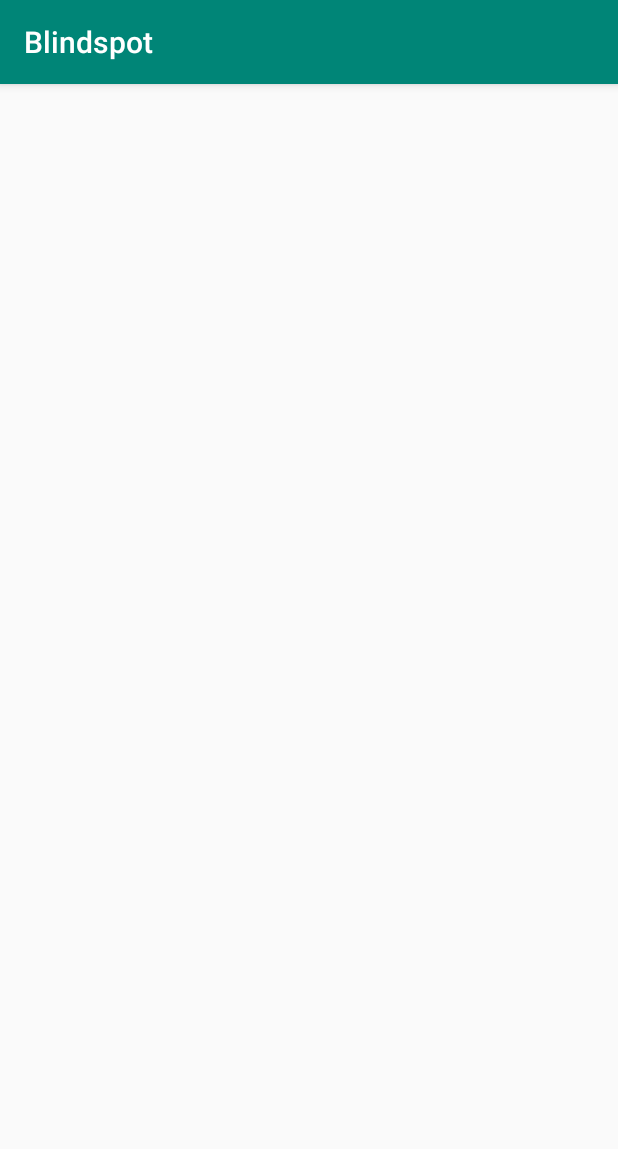
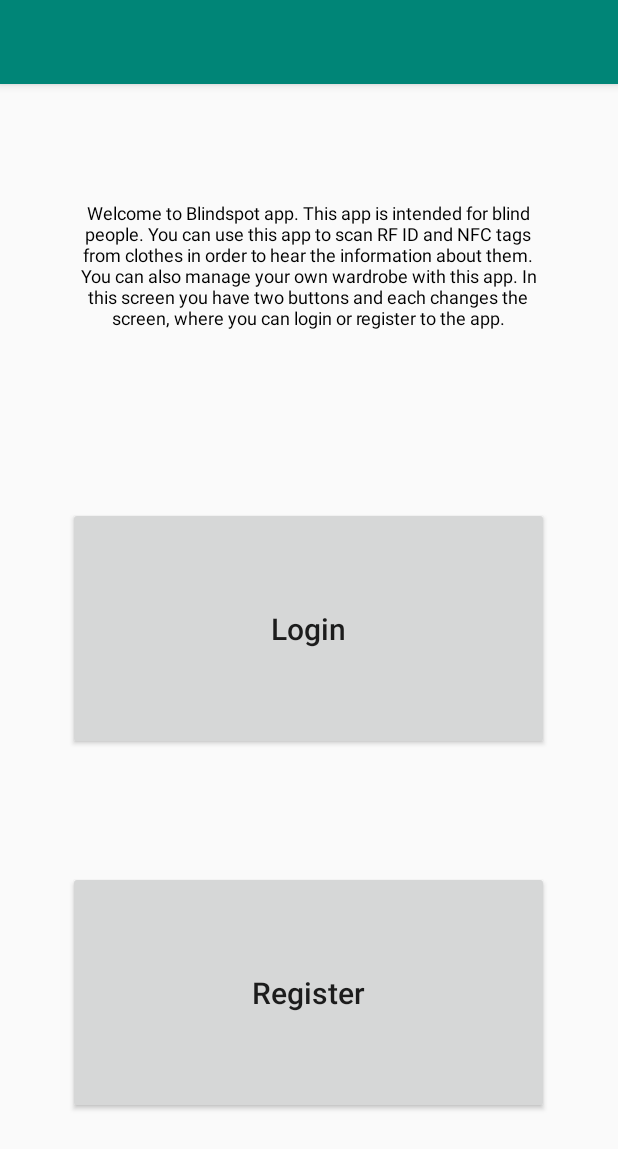
Before and after one commit to tomer4u6/Blindspot, an Android app: the screen it shows after launch (MainActivity before the commit, WelcomeActivity after it), on a phone screen of 412 x 824 dp. Shown: the top 1149 px of the screen. Run offline under Robolectric (Android 15) with nearby library versions, the phone set to English and light mode, and no system bars.

Commit message:
Version 0.2.0 (Beta) - Welcome activity

```diff
--- a/app/build.gradle
+++ b/app/build.gradle
@@ -7,8 +7,8 @@ android {
         applicationId "com.example.blindspot"
         minSdkVersion 19
         targetSdkVersion 28
-        versionCode 2
-        versionName "0.1.1"
+        versionCode 3
+        versionName "0.2.0"
         testInstrumentationRunner "androidx.test.runner.AndroidJUnitRunner"
     }
     buildTypes {
--- a/app/src/main/AndroidManifest.xml
+++ b/app/src/main/AndroidManifest.xml
@@ -9,11 +9,12 @@
         android:roundIcon="@mipmap/ic_launcher_round"
         android:supportsRtl="true"
         android:theme="@style/AppTheme">
-        <activity android:name=".MainActivity">
+        <activity
+            android:name=".WelcomeActivity">
             <intent-filter>
-                <action android:name="android.intent.action.MAIN" />
+                <action android:name="android.intent.action.MAIN"/>
 
-                <category android:name="android.intent.category.LAUNCHER" />
+                <category android:name="android.intent.category.LAUNCHER"/>
             </intent-filter>
         </activity>
     </application>
--- a/app/src/main/java/com/example/blindspot/MainActivity.java
+++ /dev/null
@@ -1,14 +0,0 @@
-package com.example.blindspot;
-
-import androidx.appcompat.app.AppCompatActivity;
-
-import android.os.Bundle;
-
-public class MainActivity extends AppCompatActivity {
-
-    @Override
-    protected void onCreate(Bundle savedInstanceState) {
-        super.onCreate(savedInstanceState);
-        setContentView(R.layout.activity_main);
-    }
-}
--- /dev/null
+++ b/app/src/main/java/com/example/blindspot/WelcomeActivity.java
@@ -0,0 +1,49 @@
+package com.example.blindspot;
+
+import androidx.appcompat.app.AppCompatActivity;
+
+import android.os.Bundle;
+import android.speech.tts.TextToSpeech;
+
+import java.util.Locale;
+
+
+/**
+ * @author Tomer Ben Ari
+ * @version 0.2.0
+ * @since 0.2.0 (05/12/2019)
+ * short description:
+ * This activity is the first one the user sees when he opens the app.
+ * You can get from it to the Login activity or Register activity.
+ */
+
+
+public class WelcomeActivity extends AppCompatActivity {
+
+    TextToSpeech tts;
+
+    @Override
+    protected void onCreate(Bundle savedInstanceState) {
+        super.onCreate(savedInstanceState);
+        setContentView(R.layout.activity_welcome);
+
+        getSupportActionBar().setTitle("");
+
+        tts = new TextToSpeech(getApplicationContext(), new TextToSpeech.OnInitListener() {
+            @Override
+            public void onInit(int status) {
+                if(status != TextToSpeech.ERROR){
+                    tts.setLanguage(Locale.US);
+                    tts.speak(getString(R.string.welcomeText), TextToSpeech.QUEUE_FLUSH, null);
+                }
+            }
+        });
+    }
+
+    @Override
+    protected void onPause() {
+        super.onPause();
+
+        tts.stop();
+    }
+}
--- a/app/src/main/res/layout/activity_main.xml
+++ /dev/null
@@ -1,9 +0,0 @@
-<?xml version="1.0" encoding="utf-8"?>
-<LinearLayout xmlns:android="http://schemas.android.com/apk/res/android"
-    xmlns:app="http://schemas.android.com/apk/res-auto"
-    xmlns:tools="http://schemas.android.com/tools"
-    android:layout_width="match_parent"
-    android:layout_height="match_parent"
-    android:orientation="vertical"
-    android:gravity="center"
-    tools:context=".MainActivity"/>
--- /dev/null
+++ b/app/src/main/res/layout/activity_welcome.xml
@@ -0,0 +1,79 @@
+<?xml version="1.0" encoding="utf-8"?>
+<LinearLayout xmlns:android="http://schemas.android.com/apk/res/android"
+    xmlns:app="http://schemas.android.com/apk/res-auto"
+    xmlns:tools="http://schemas.android.com/tools"
+    android:layout_width="match_parent"
+    android:layout_height="match_parent"
+    android:orientation="horizontal"
+    android:gravity="center"
+    tools:context=".WelcomeActivity">
+
+    <Space
+        android:layout_width="0dp"
+        android:layout_height="match_parent"
+        android:layout_weight="1" />
+
+    <LinearLayout
+        android:layout_width="0dp"
+        android:layout_height="match_parent"
+        android:layout_weight="7"
+        android:orientation="vertical">
+
+        <Space
+            android:layout_width="match_parent"
+            android:layout_height="0dp"
+            android:layout_weight="0.5"
+            />
+
+        <TextView
+            android:id="@+id/textView"
+            android:layout_width="match_parent"
+            android:layout_height="0dp"
+            android:layout_weight="2"
+            android:textSize="12dp"
+            android:gravity="center"
+            android:textColor="#000"
+            android:text="@string/welcomeText" />
+
+        <Space
+            android:layout_width="match_parent"
+            android:layout_height="0dp"
+            android:layout_weight="1"
+            />
+
+        <Button
+            android:layout_width="match_parent"
+            android:layout_height="0dp"
+            android:layout_weight="2"
+            android:textAllCaps="false"
+            android:textSize="20dp"
+            android:gravity="center"
+            android:text="Login" />
+
+        <Space
+            android:layout_width="match_parent"
+            android:layout_height="0dp"
+            android:layout_weight="1"
+            />
+
+        <Button
+            android:layout_width="match_parent"
+            android:layout_height="0dp"
+            android:layout_weight="2"
+            android:textAllCaps="false"
+            android:textSize="20dp"
+            android:gravity="center"
+            android:text="Register" />
+
+        <Space
+            android:layout_width="match_parent"
+            android:layout_height="0dp"
+            android:layout_weight="1" />
+    </LinearLayout>
+
+    <Space
+        android:layout_width="0dp"
+        android:layout_height="match_parent"
+        android:layout_weight="1" />
+
+</LinearLayout>
--- a/app/src/main/res/values/strings.xml
+++ b/app/src/main/res/values/strings.xml
@@ -1,3 +1,9 @@
 <resources>
     <string name="app_name">Blindspot</string>
+    <string name="welcomeText">Welcome to Blindspot app.
+        This app is intended for blind people.
+        You can use this app to scan RF ID and NFC tags from clothes in order to hear the information about them.
+        You can also manage your own wardrobe with this app.
+        In this screen you have two buttons and each changes the screen, where you can login or register to the app.
+    </string>
 </resources>
```
